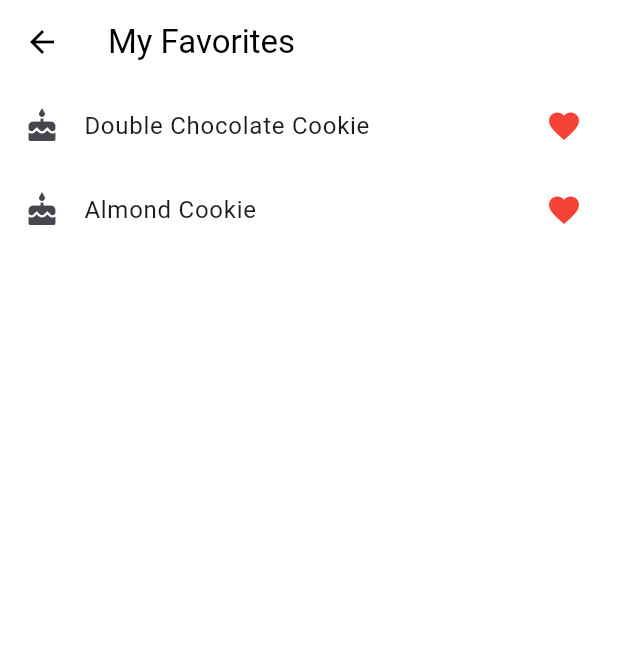
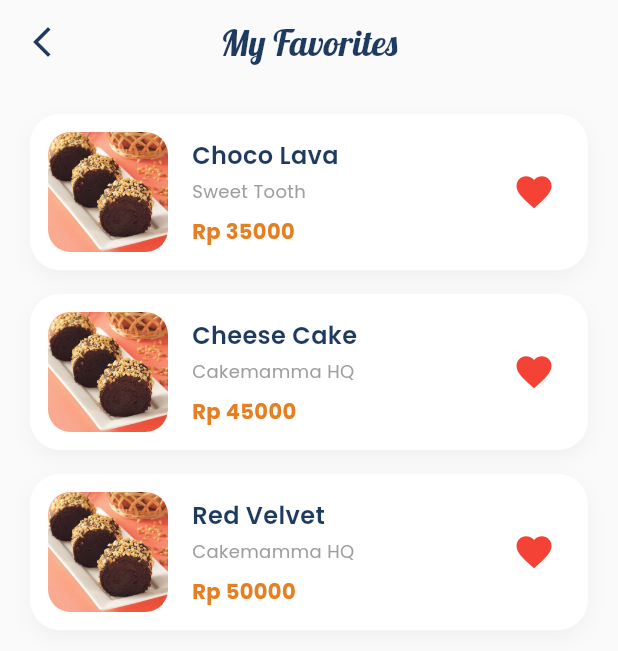
Before and after one commit to BroBay24/Dapurmamma, a Flutter app: the FavoriteScreen screen opened by its route, on a phone screen of 412 x 824 dp. Shown: the top 651 px of the screen. Run offline on Flutter 3.47's test engine with Material 3 defaults, Android fonts, the phone set to English and light mode, and no system bars; our stand-ins replace firebase_auth, firebase_core, google_fonts; accounts and stored records are empty.

Commit message:
improve ui Favorite

```diff
--- a/lib/screens/favorite_screen.dart
+++ b/lib/screens/favorite_screen.dart
@@ -1,26 +1,165 @@
 import 'package:flutter/material.dart';
+import 'package:google_fonts/google_fonts.dart';
 
-class FavoriteScreen extends StatelessWidget {
+class FavoriteScreen extends StatefulWidget {
   const FavoriteScreen({super.key});
+
+  @override
+  State<FavoriteScreen> createState() => _FavoriteScreenState();
+}
+
+class _FavoriteScreenState extends State<FavoriteScreen> {
+  // Data dummy untuk tampilan
+  final List<Map<String, dynamic>> _favorites = [
+    {
+      'name': 'Choco Lava',
+      'store': 'Sweet Tooth',
+      'price': 35000,
+      'image': 'assets/icons/bolukacang.jpg', // Ganti dengan asset yang ada
+    },
+    {
+      'name': 'Cheese Cake',
+      'store': 'Cakemamma HQ',
+      'price': 45000,
+      'image': 'assets/icons/bolukacang.jpg',
+    },
+    {
+      'name': 'Red Velvet',
+      'store': 'Cakemamma HQ',
+      'price': 50000,
+      'image': 'assets/icons/bolukacang.jpg',
+    },
+  ];
 
   @override
   Widget build(BuildContext context) {
     return Scaffold(
-      appBar: AppBar(title: const Text('My Favorites')),
-      body: ListView(
-        children: const [
-          ListTile(
-            leading: Icon(Icons.cake),
-            title: Text('Double Chocolate Cookie'),
-            trailing: Icon(Icons.favorite, color: Colors.red),
+      backgroundColor: Colors.grey[50], // Background agak abu terang biar card pop-up
+      appBar: AppBar(
+        backgroundColor: Colors.transparent,
+        elevation: 0,
+        centerTitle: true,
+        title: Text(
+          'My Favorites',
+          style: GoogleFonts.lobster(
+            color: const Color(0xFF1E3A5F),
+            fontSize: 24,
           ),
-          ListTile(
-            leading: Icon(Icons.cake),
-            title: Text('Almond Cookie'),
-            trailing: Icon(Icons.favorite, color: Colors.red),
-          ),
-        ],
+        ),
+        leading: IconButton(
+          icon: const Icon(Icons.arrow_back_ios_new, color: Color(0xFF1E3A5F)),
+          onPressed: () => Navigator.pop(context),
+        ),
       ),
+      body: _favorites.isEmpty
+          ? Center(
+              child: Column(
+                mainAxisAlignment: MainAxisAlignment.center,
+                children: [
+                  Icon(Icons.favorite_border, size: 80, color: Colors.grey[300]),
+                  const SizedBox(height: 16),
+                  Text(
+                    "No favorites yet",
+                    style: GoogleFonts.poppins(
+                      color: Colors.grey,
+                      fontSize: 16,
+                    ),
+                  ),
+                ],
+              ),
+            )
+          : ListView.separated(
+              padding: const EdgeInsets.all(20),
+              itemCount: _favorites.length,
+              separatorBuilder: (context, index) => const SizedBox(height: 16),
+              itemBuilder: (context, index) {
+                final item = _favorites[index];
+                return Container(
+                  padding: const EdgeInsets.all(12),
+                  decoration: BoxDecoration(
+                    color: Colors.white,
+                    borderRadius: BorderRadius.circular(20),
+                    boxShadow: [
+                      BoxShadow(
+                        color: Colors.grey.withOpacity(0.1),
+                        blurRadius: 10,
+                        offset: const Offset(0, 5),
+                      ),
+                    ],
+                  ),
+                  child: Row(
+                    children: [
+                      // Gambar Produk
+                      Container(
+                        width: 80,
+                        height: 80,
+                        decoration: BoxDecoration(
+                          borderRadius: BorderRadius.circular(15),
+                          image: DecorationImage(
+                            image: AssetImage(item['image']),
+                            fit: BoxFit.cover,
+                          ),
+                        ),
+                      ),
+                      const SizedBox(width: 16),
+                      // Info Produk
+                      Expanded(
+                        child: Column(
+                          crossAxisAlignment: CrossAxisAlignment.start,
+                          children: [
+                            Text(
+                              item['name'],
+                              style: GoogleFonts.poppins(
+                                fontSize: 16,
+                                fontWeight: FontWeight.w600,
+                                color: const Color(0xFF1E3A5F),
+                              ),
+                            ),
+                            const SizedBox(height: 4),
+                            Text(
+                              item['store'],
+                              style: GoogleFonts.poppins(
+                                fontSize: 12,
+                                color: Colors.grey,
+                              ),
+                            ),
+                            const SizedBox(height: 8),
+                            Text(
+                              'Rp ${item['price']}',
+                              style: GoogleFonts.poppins(
+                                fontSize: 14,
+                                fontWeight: FontWeight.bold,
+                                color: const Color(0xFFE67E22),
+                              ),
+                            ),
+                          ],
+                        ),
+                      ),
+                      // Tombol Hapus / Love
+                      IconButton(
+                        onPressed: () {
+                          // Logika hapus nanti disini
+                          setState(() {
+                            _favorites.removeAt(index);
+                          });
+                          ScaffoldMessenger.of(context).showSnackBar(
+                            SnackBar(
+                              content: Text('${item['name']} removed from favorites'),
+                              duration: const Duration(seconds: 1),
+                            ),
+                          );
+                        },
+                        icon: const Icon(
+                          Icons.favorite,
+                          color: Colors.red, // Merah tanda item ini disukai
+                          size: 28,
+                        ),
+                      ),
+                    ],
+                  ),
+                );
+              },
+            ),
     );
   }
 }
```
